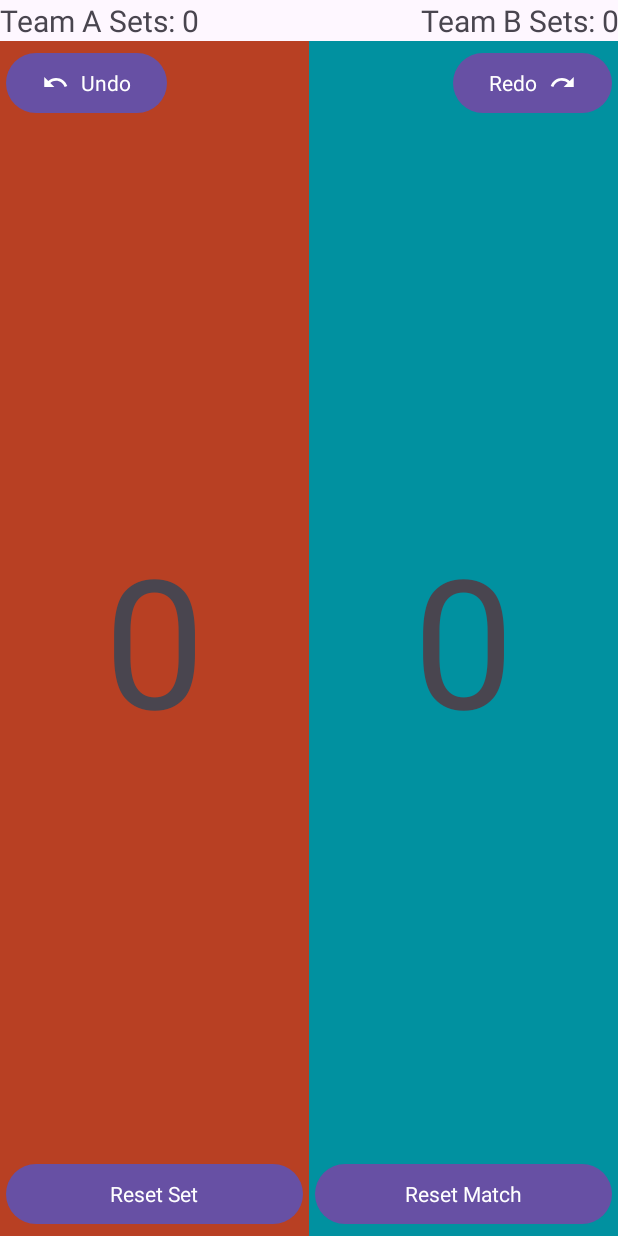
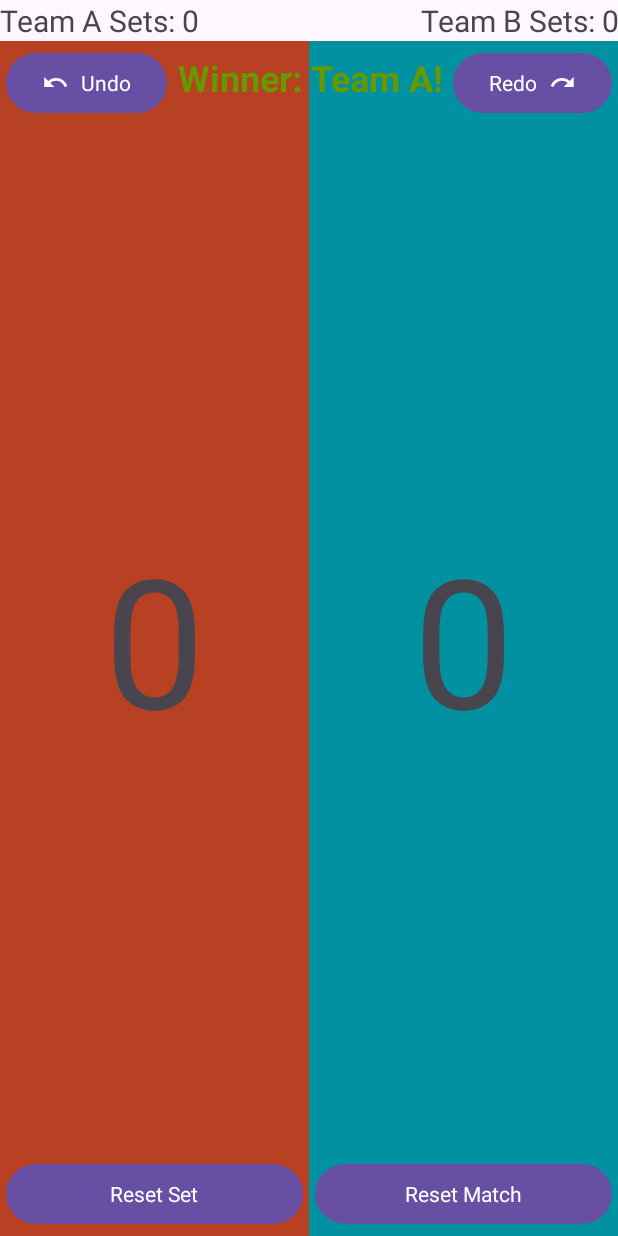
Before and after one commit to svahidhoss/volleyball-scoreboard, an Android app: the layout activity_main.xml on its own in the app's theme, with its tools: preview values and no code run, on a phone screen of 412 x 824 dp. Run offline under Robolectric (Android 15) with nearby library versions, the phone set to English and light mode, and no system bars.

Commit message:
Adds textview_winner and updates the UI when a team wins the match

```diff
--- a/app/src/main/java/com/vahossmedia/android/scoreboard/MainActivity.kt
+++ b/app/src/main/java/com/vahossmedia/android/scoreboard/MainActivity.kt
@@ -4,6 +4,7 @@ import android.media.MediaPlayer
 import android.widget.Toast
 import androidx.appcompat.app.AppCompatActivity
 import android.os.Bundle
+import android.view.View
 import androidx.activity.viewModels
 import androidx.appcompat.app.AlertDialog
 import androidx.lifecycle.lifecycleScope
@@ -90,6 +91,14 @@ class MainActivity : AppCompatActivity() {
         binding.textviewTeamBScore.text = "${state.teamBScore}"
         binding.textviewTeamASets.text = "Team A Sets: ${state.teamASets}"
         binding.textviewTeamBSets.text = "Team B Sets: ${state.teamBSets}"
+
+        if (state.matchWinner != null) {
+            binding.textviewWinner.text =
+                if (state.matchWinner == "A") "Winner: Team A!" else "Winner: Team B!"
+            binding.textviewWinner.visibility = View.VISIBLE
+        } else {
+            binding.textviewWinner.visibility = View.GONE
+        }
     }
 
     override fun onDestroy() {
--- a/app/src/main/res/layout/activity_main.xml
+++ b/app/src/main/res/layout/activity_main.xml
@@ -110,6 +110,22 @@
         app:layout_constraintEnd_toEndOf="parent"
         app:layout_constraintTop_toBottomOf="@+id/textview_team_a_sets" />
 
+    <TextView
+        android:id="@+id/textview_winner"
+        android:layout_width="wrap_content"
+        android:layout_height="wrap_content"
+        android:gravity="center"
+        android:padding="8dp"
+        tools:text="Winner: Team A!"
+        android:textColor="@android:color/holo_green_dark"
+        android:textSize="24sp"
+        android:textStyle="bold"
+        android:visibility="gone"
+        app:layout_constraintEnd_toStartOf="@+id/button_redo"
+        app:layout_constraintStart_toEndOf="@+id/button_undo"
+        app:layout_constraintTop_toBottomOf="@+id/textview_team_a_sets"
+        tools:visibility="visible" />
+
     <!-- Bottom Section: Reset Buttons -->
     <LinearLayout
         android:id="@+id/reset_buttons_area"
```
